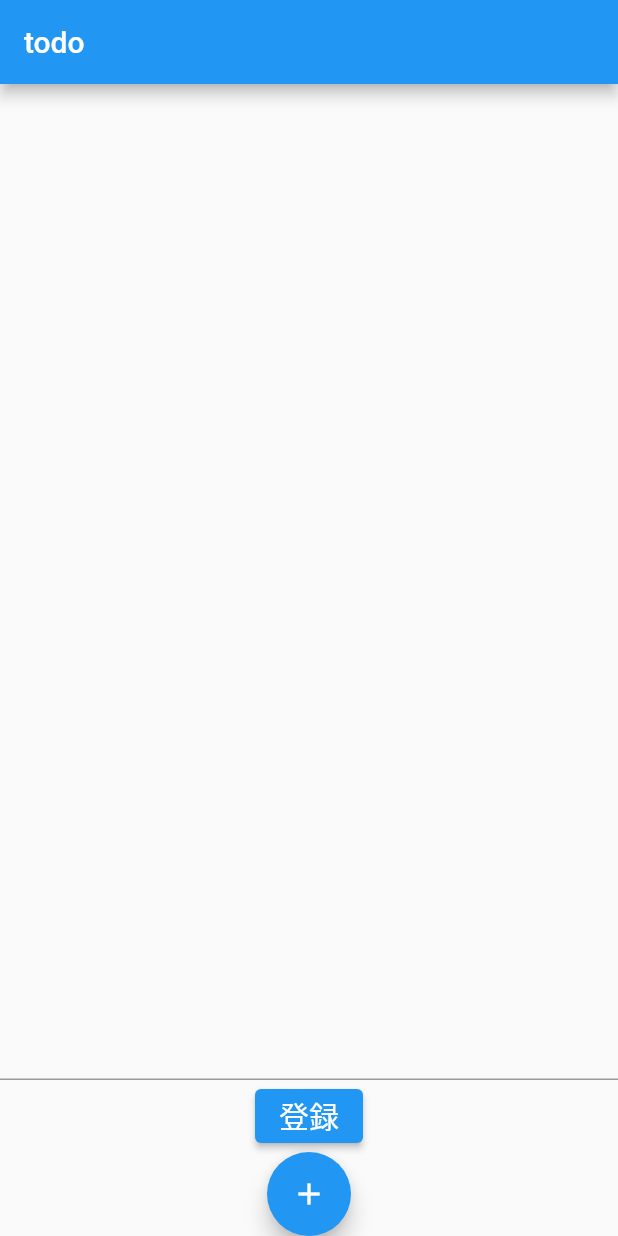
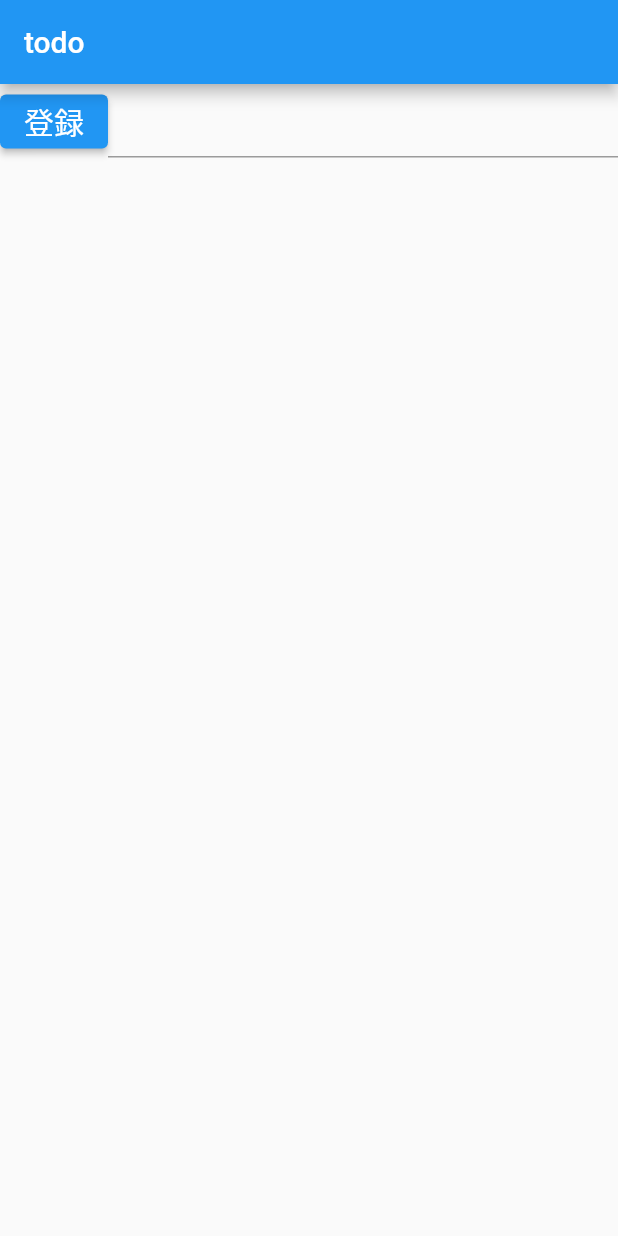
Before and after one commit to yuji-matsunami/flutter_application_todo, a Flutter app: the screen it shows after launch, on a phone screen of 412 x 824 dp. Run offline on Flutter 3.47's test engine with Material 2 defaults, Android fonts, the phone set to English and light mode, and no system bars.

Commit message:
fix listview

```diff
--- a/lib/main.dart
+++ b/lib/main.dart
@@ -78,13 +78,13 @@ class _TodoMainState extends State<TodoMain> {
   var list = [];
   var flagList = [];
   var todoTitle;
-
+  /*
   void _addTodo() {
     setState(() {
       list.add("todo!!!");
     });
   }
-
+  */
   void _addTodoTitle(String title) {
     setState(() {
       list.add(title);
@@ -93,15 +93,21 @@ class _TodoMainState extends State<TodoMain> {
   }
 
   Widget build(BuildContext context) {
-    return Column(
+    return SingleChildScrollView(
+      child: Column(
         children: [
-        Expanded(child: titlelist()),
+          Container(
+            height: (list.length <=10) ? 60*list.length+1: 600,
+            child: titlelist(),
+          ),
           addtext(),
+          /*
           FloatingActionButton(
             onPressed: _addTodo,
             child: Icon(Icons.add),
+          ),*/
+        ],
       ),
-      ],
     );
   }
 
@@ -115,10 +121,13 @@ class _TodoMainState extends State<TodoMain> {
 
   Widget showlist(String title, int idx) {
     return Container(
+      height: 60,
       decoration: new BoxDecoration(
           border: new Border(bottom: BorderSide(color: Colors.grey, width: 3))),
       child: CheckboxListTile(
-        title: Text(
+        title: Container(
+          height: 30,
+          child: Text(
             title,
             style: (flagList[idx])
               ? TextStyle(
@@ -127,6 +136,7 @@ class _TodoMainState extends State<TodoMain> {
                   color: Colors.black)
               : TextStyle(fontSize: 20, color: Colors.black),
             ),
+        ) ,
         controlAffinity: ListTileControlAffinity.leading,
         value: flagList[idx],
         onChanged: (value) {
@@ -140,20 +150,22 @@ class _TodoMainState extends State<TodoMain> {
 
   Widget addtext() {
     return Container(
-        child: Column(
+      child: Row(
         children: [
-        TextField(
-            enabled: true,
-            onChanged: (text) {
-              todoTitle = text;
-            }),
           ElevatedButton(
             onPressed: () => _addTodoTitle(todoTitle),
             child: const Text(
               "登録",
               style: TextStyle(color: Colors.white, fontSize: 20.0),
             ),
-        )
+          ),
+          Expanded(
+            child: TextField(
+              enabled: true,
+              onChanged: (text) {
+              todoTitle = text;
+            })
+          ),
       ],
     ));
   }
```
Lines whose indentation alone changed are shown as unchanged.
